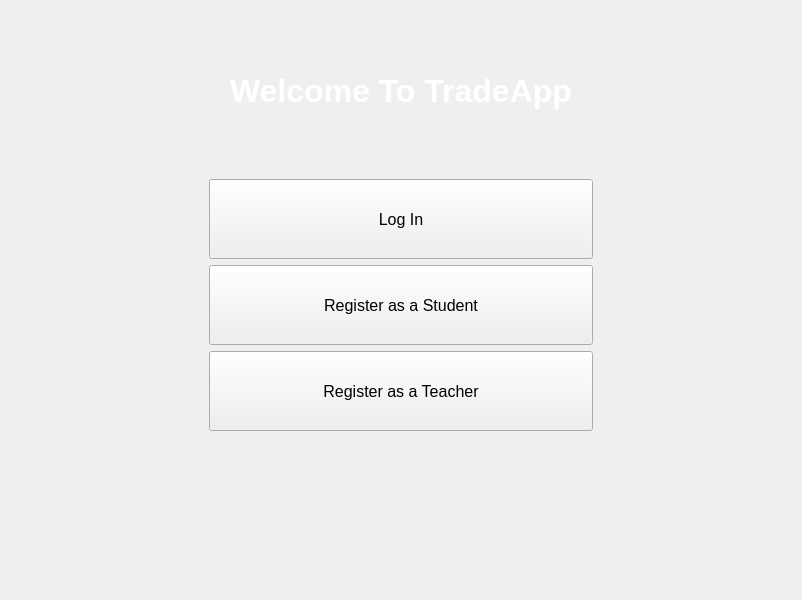
First picture: the form in widget.ui, repository ConnorGorman7/StockLab, before the edit.
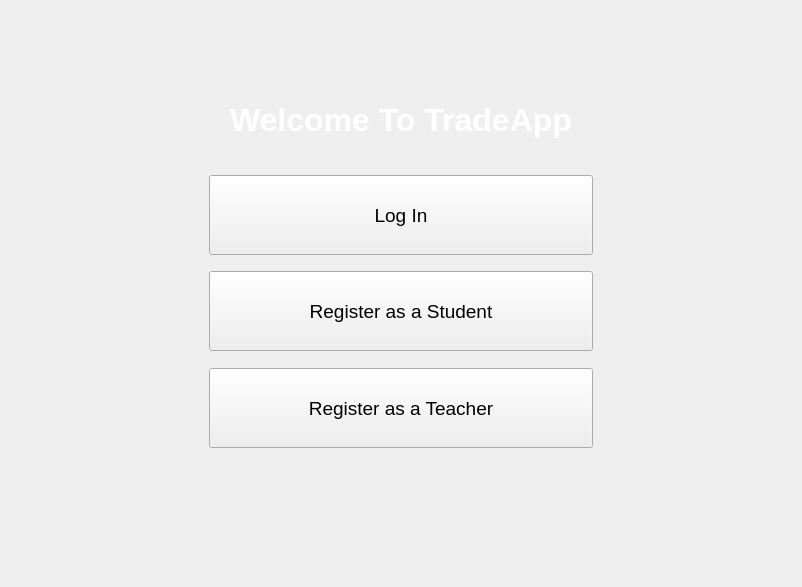
Second picture: the form after the edit. The open tabs and pages were chosen to show the change.

Commit message: Help and Support and Log out Button / GUI Format

Patch:
```diff
--- a/widget.ui
+++ b/widget.ui
@@ -7,7 +7,7 @@
     <x>0</x>
     <y>0</y>
     <width>802</width>
-    <height>600</height>
+    <height>579</height>
    </rect>
   </property>
   <property name="sizePolicy">
@@ -58,6 +58,18 @@
      <property name="enabled">
       <bool>true</bool>
      </property>
+     <property name="minimumSize">
+      <size>
+       <width>802</width>
+       <height>0</height>
+      </size>
+     </property>
+     <property name="maximumSize">
+      <size>
+       <width>802</width>
+       <height>16777215</height>
+      </size>
+     </property>
      <property name="contextMenuPolicy">
       <enum>Qt::ContextMenuPolicy::DefaultContextMenu</enum>
      </property>
@@ -72,7 +84,7 @@
        </font>
       </property>
       <layout class="QGridLayout" name="gridLayout_30">
-       <item row="3" column="0">
+       <item row="15" column="0">
         <spacer name="horizontalSpacer_9">
          <property name="orientation">
           <enum>Qt::Orientation::Horizontal</enum>
@@ -88,14 +100,67 @@
          </property>
         </spacer>
        </item>
-       <item row="3" column="1">
-        <widget class="QPushButton" name="regStuButton">
-         <property name="sizePolicy">
-          <sizepolicy hsizetype="Minimum" vsizetype="Fixed">
-           <horstretch>1</horstretch>
-           <verstretch>1</verstretch>
-          </sizepolicy>
+       <item row="9" column="1">
+        <widget class="QLabel" name="label">
+         <property name="font">
+          <font>
+           <family>Segoe UI</family>
+           <pointsize>24</pointsize>
+           <bold>true</bold>
+          </font>
          </property>
+         <property name="styleSheet">
+          <string notr="true">color: white;</string>
+         </property>
+         <property name="text">
+          <string>Welcome To TradeApp</string>
+         </property>
+         <property name="alignment">
+          <set>Qt::AlignmentFlag::AlignCenter</set>
+         </property>
+        </widget>
+       </item>
+       <item row="12" column="1">
+        <spacer name="verticalSpacer_12">
+         <property name="orientation">
+          <enum>Qt::Orientation::Vertical</enum>
+         </property>
+         <property name="sizeHint" stdset="0">
+          <size>
+           <width>20</width>
+           <height>40</height>
+          </size>
+         </property>
+        </spacer>
+       </item>
+       <item row="10" column="1">
+        <spacer name="verticalSpacer_18">
+         <property name="orientation">
+          <enum>Qt::Orientation::Vertical</enum>
+         </property>
+         <property name="sizeHint" stdset="0">
+          <size>
+           <width>20</width>
+           <height>40</height>
+          </size>
+         </property>
+        </spacer>
+       </item>
+       <item row="14" column="1">
+        <spacer name="verticalSpacer_10">
+         <property name="orientation">
+          <enum>Qt::Orientation::Vertical</enum>
+         </property>
+         <property name="sizeHint" stdset="0">
+          <size>
+           <width>20</width>
+           <height>40</height>
+          </size>
+         </property>
+        </spacer>
+       </item>
+       <item row="17" column="1">
+        <widget class="QPushButton" name="regTeachButton">
          <property name="minimumSize">
           <size>
            <width>0</width>
@@ -105,16 +170,81 @@
          <property name="font">
           <font>
            <family>Segoe UI</family>
-           <pointsize>12</pointsize>
+           <pointsize>14</pointsize>
            <bold>false</bold>
           </font>
          </property>
          <property name="text">
-          <string>Register as a Student</string>
+          <string>Register as a Teacher</string>
          </property>
         </widget>
        </item>
-       <item row="5" column="1">
+       <item row="6" column="1">
+        <spacer name="verticalSpacer_19">
+         <property name="orientation">
+          <enum>Qt::Orientation::Vertical</enum>
+         </property>
+         <property name="sizeHint" stdset="0">
+          <size>
+           <width>20</width>
+           <height>40</height>
+          </size>
+         </property>
+        </spacer>
+       </item>
+       <item row="4" column="1">
+        <spacer name="verticalSpacer_20">
+         <property name="orientation">
+          <enum>Qt::Orientation::Vertical</enum>
+         </property>
+         <property name="sizeHint" stdset="0">
+          <size>
+           <width>20</width>
+           <height>40</height>
+          </size>
+         </property>
+        </spacer>
+       </item>
+       <item row="1" column="1">
+        <spacer name="verticalSpacer_15">
+         <property name="orientation">
+          <enum>Qt::Orientation::Vertical</enum>
+         </property>
+         <property name="sizeHint" stdset="0">
+          <size>
+           <width>20</width>
+           <height>40</height>
+          </size>
+         </property>
+        </spacer>
+       </item>
+       <item row="16" column="1">
+        <spacer name="verticalSpacer_11">
+         <property name="orientation">
+          <enum>Qt::Orientation::Vertical</enum>
+         </property>
+         <property name="sizeHint" stdset="0">
+          <size>
+           <width>20</width>
+           <height>40</height>
+          </size>
+         </property>
+        </spacer>
+       </item>
+       <item row="7" column="1">
+        <spacer name="verticalSpacer_13">
+         <property name="orientation">
+          <enum>Qt::Orientation::Vertical</enum>
+         </property>
+         <property name="sizeHint" stdset="0">
+          <size>
+           <width>20</width>
+           <height>40</height>
+          </size>
+         </property>
+        </spacer>
+       </item>
+       <item row="18" column="1">
         <spacer name="verticalSpacer_5">
          <property name="orientation">
           <enum>Qt::Orientation::Vertical</enum>
@@ -130,27 +260,7 @@
          </property>
         </spacer>
        </item>
-       <item row="4" column="1">
-        <widget class="QPushButton" name="regTeachButton">
-         <property name="minimumSize">
-          <size>
-           <width>0</width>
-           <height>80</height>
-          </size>
-         </property>
-         <property name="font">
-          <font>
-           <family>Segoe UI</family>
-           <pointsize>12</pointsize>
-           <bold>false</bold>
-          </font>
-         </property>
-         <property name="text">
-          <string>Register as a Teacher</string>
-         </property>
-        </widget>
-       </item>
-       <item row="2" column="1">
+       <item row="13" column="1">
         <widget class="QPushButton" name="loginButton">
          <property name="enabled">
           <bool>true</bool>
@@ -164,7 +274,7 @@
          <property name="font">
           <font>
            <family>Segoe UI</family>
-           <pointsize>12</pointsize>
+           <pointsize>14</pointsize>
            <bold>false</bold>
           </font>
          </property>
@@ -173,7 +283,98 @@
          </property>
         </widget>
        </item>
-       <item row="3" column="2">
+       <item row="2" column="1">
+        <spacer name="verticalSpacer_17">
+         <property name="orientation">
+          <enum>Qt::Orientation::Vertical</enum>
+         </property>
+         <property name="sizeHint" stdset="0">
+          <size>
+           <width>20</width>
+           <height>40</height>
+          </size>
+         </property>
+        </spacer>
+       </item>
+       <item row="8" column="1">
+        <spacer name="verticalSpacer_14">
+         <property name="orientation">
+          <enum>Qt::Orientation::Vertical</enum>
+         </property>
+         <property name="sizeHint" stdset="0">
+          <size>
+           <width>20</width>
+           <height>40</height>
+          </size>
+         </property>
+        </spacer>
+       </item>
+       <item row="11" column="1">
+        <spacer name="verticalSpacer_9">
+         <property name="orientation">
+          <enum>Qt::Orientation::Vertical</enum>
+         </property>
+         <property name="sizeHint" stdset="0">
+          <size>
+           <width>20</width>
+           <height>40</height>
+          </size>
+         </property>
+        </spacer>
+       </item>
+       <item row="3" column="1">
+        <spacer name="verticalSpacer_16">
+         <property name="orientation">
+          <enum>Qt::Orientation::Vertical</enum>
+         </property>
+         <property name="sizeHint" stdset="0">
+          <size>
+           <width>20</width>
+           <height>40</height>
+          </size>
+         </property>
+        </spacer>
+       </item>
+       <item row="0" column="1">
+        <spacer name="verticalSpacer_6">
+         <property name="orientation">
+          <enum>Qt::Orientation::Vertical</enum>
+         </property>
+         <property name="sizeHint" stdset="0">
+          <size>
+           <width>20</width>
+           <height>40</height>
+          </size>
+         </property>
+        </spacer>
+       </item>
+       <item row="15" column="1">
+        <widget class="QPushButton" name="regStuButton">
+         <property name="sizePolicy">
+          <sizepolicy hsizetype="Minimum" vsizetype="Fixed">
+           <horstretch>1</horstretch>
+           <verstretch>1</verstretch>
+          </sizepolicy>
+         </property>
+         <property name="minimumSize">
+          <size>
+           <width>0</width>
+           <height>80</height>
+          </size>
+         </property>
+         <property name="font">
+          <font>
+           <family>Segoe UI</family>
+           <pointsize>14</pointsize>
+           <bold>false</bold>
+          </font>
+         </property>
+         <property name="text">
+          <string>Register as a Student</string>
+         </property>
+        </widget>
+       </item>
+       <item row="15" column="2">
         <spacer name="horizontalSpacer_10">
          <property name="orientation">
           <enum>Qt::Orientation::Horizontal</enum>
@@ -189,25 +390,18 @@
          </property>
         </spacer>
        </item>
-       <item row="1" column="1">
-        <widget class="QLabel" name="label">
-         <property name="font">
-          <font>
-           <family>Segoe UI</family>
-           <pointsize>24</pointsize>
-           <bold>true</bold>
-          </font>
+       <item row="5" column="1">
+        <spacer name="verticalSpacer_21">
+         <property name="orientation">
+          <enum>Qt::Orientation::Vertical</enum>
          </property>
-         <property name="styleSheet">
-          <string notr="true">color: white;</string>
+         <property name="sizeHint" stdset="0">
+          <size>
+           <width>20</width>
+           <height>40</height>
+          </size>
          </property>
-         <property name="text">
-          <string>Welcome To TradeApp</string>
-         </property>
-         <property name="alignment">
-          <set>Qt::AlignmentFlag::AlignCenter</set>
-         </property>
-        </widget>
+        </spacer>
        </item>
       </layout>
      </widget>
```
Left out of the diff: 888 changed lines with no effect on the pictures. The commit also changes 14 other files.
